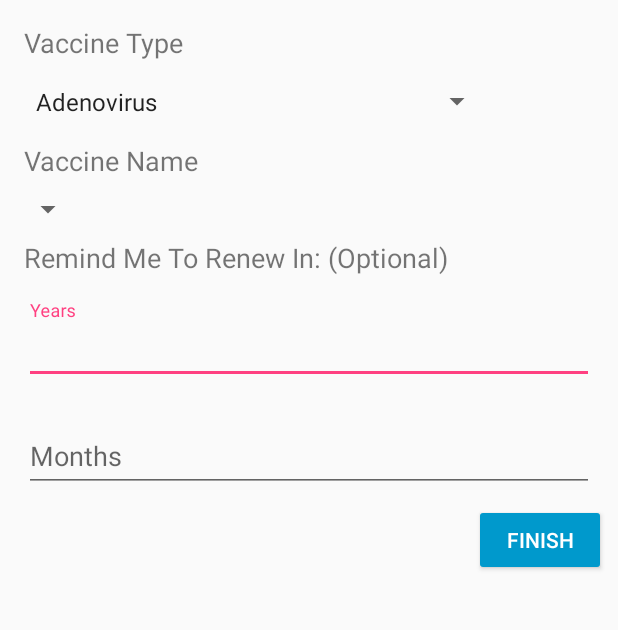
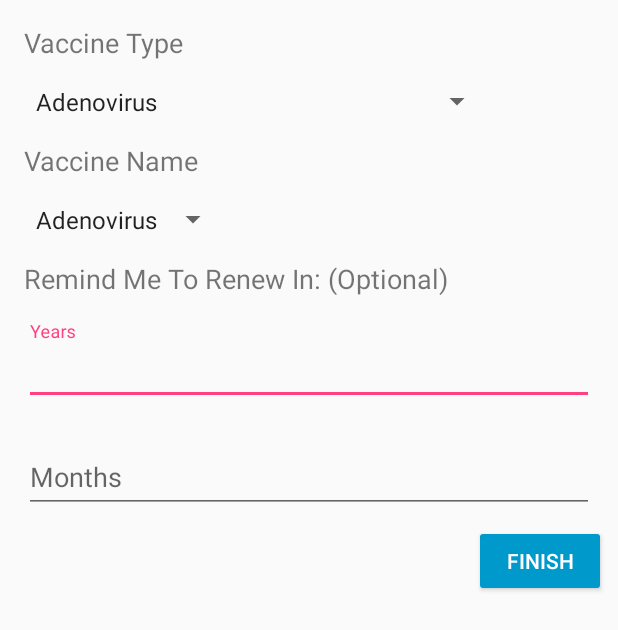
Before and after one commit to DaveLe/Ivory, an Android app: the layout add_vaccination.xml on its own in the app's theme, with its tools: preview values and no code run, on a phone screen of 412 x 824 dp. Shown: the top 630 px of the screen. Run offline under Robolectric (Android 15) with nearby library versions, the phone set to English and light mode, and no system bars.

Commit message:
layout + typecasting bug fix

```diff
--- a/Ivory/app/build.gradle
+++ b/Ivory/app/build.gradle
@@ -10,8 +10,8 @@ android {
         applicationId "com.iter.ivory"
         minSdkVersion 17
         targetSdkVersion 27
-        versionCode 1
-        versionName "1.0"
+        versionCode 2
+        versionName "1.2"
         testInstrumentationRunner "android.support.test.runner.AndroidJUnitRunner"
         vectorDrawables.useSupportLibrary = true
     }
--- a/Ivory/app/src/main/java/com/iter/ivory/AddVaccination.java
+++ b/Ivory/app/src/main/java/com/iter/ivory/AddVaccination.java
@@ -56,12 +56,14 @@ public class AddVaccination extends AppCompatActivity {
                 int monthNumber;
                 try {
                     yearNumber = Integer.valueOf(yearInput);
-                    monthNumber = Integer.valueOf(monthInput);
                 }catch (NumberFormatException e){
                     yearNumber = 0;
+                }
+                try {
+                    monthNumber = Integer.valueOf(yearInput);
+                }catch (NumberFormatException e){
                     monthNumber = 0;
                 }
-
                 Vaccines vac = new Vaccines(vaccinationList.getSelectedItem().toString(),  vaccinationsubList.getSelectedItem().toString(), monthNumber, yearNumber);
                 u.addVaccinations(vac);
                 db.collection("users").document(authUser.getUid()).set(u);
--- a/Ivory/app/src/main/res/layout/add_vaccination.xml
+++ b/Ivory/app/src/main/res/layout/add_vaccination.xml
@@ -25,11 +25,13 @@
         android:padding="8dp"
         android:text="Vaccine Name"
         android:textSize="18sp"/>
+
     <Spinner
         android:id="@+id/spinnersub"
         android:layout_width="wrap_content"
-        android:padding="8dp"
-        android:layout_height="wrap_content" />
+        android:layout_height="wrap_content"
+        android:entries="@array/Adenovirus"
+        android:padding="8dp" />
 
     <TextView
         android:id="@+id/textView5"
```
Also changed, not shown: 2 other files.
